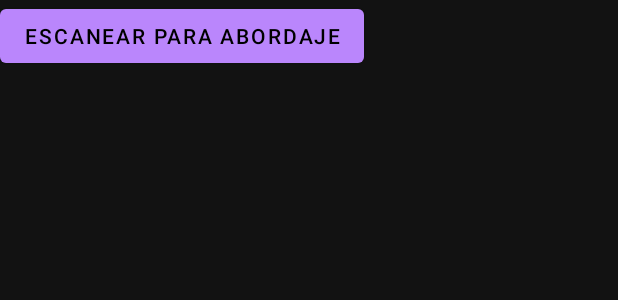
After one commit to itcr3442/CE3101-Tabas, an Android app: the layout activity_abordaje.xml on its own in the app's theme, with its tools: preview values and no code run, on a phone screen of 412 x 824 dp. The commit adds this screen. Shown: the top 300 px of the screen. Run offline under Robolectric (Android 15) with nearby library versions, the phone set to English and light mode, and no system bars.

Commit message:
app: implement bag checkout

```diff
--- a/app/app/src/main/AndroidManifest.xml
+++ b/app/app/src/main/AndroidManifest.xml
@@ -15,5 +15,6 @@
 
 		<activity android:name=".OverviewActivity"/>
 		<activity android:name=".EscaneoActivity"/>
+		<activity android:name=".AbordajeActivity"/>
     </application>
 </manifest>
--- a/app/app/src/main/kotlin/OverviewActivity.kt
+++ b/app/app/src/main/kotlin/OverviewActivity.kt
@@ -76,7 +76,10 @@ class OverviewActivity : AppCompatActivity() {
         startActivity(Intent(this@OverviewActivity, EscaneoActivity::class.java))
       } })
 
-      else -> ListFragment(abordaje, { id -> run {} })
+      else -> ListFragment(abordaje, { maleta -> run {
+        (getApplication() as TabasApp).maleta = maleta
+        startActivity(Intent(this@OverviewActivity, AbordajeActivity::class.java))
+	  } })
     }
   }
 }
--- /dev/null
+++ b/app/app/src/main/res/layout/activity_abordaje.xml
@@ -0,0 +1,11 @@
+<?xml version="1.0" encoding="utf-8"?>
+<LinearLayout xmlns:android="http://schemas.android.com/apk/res/android"
+              android:layout_width="match_parent"
+              android:layout_height="match_parent"
+              android:orientation="vertical" >
+
+    <Button android:onClick="scan"
+            android:layout_width="wrap_content"
+            android:layout_height="wrap_content"
+            android:text="Escanear para abordaje" />
+</LinearLayout>
```
Also changed, not shown: app/app/src/main/kotlin/AbordajeActivity.kt (added, +23 -0 lines).
